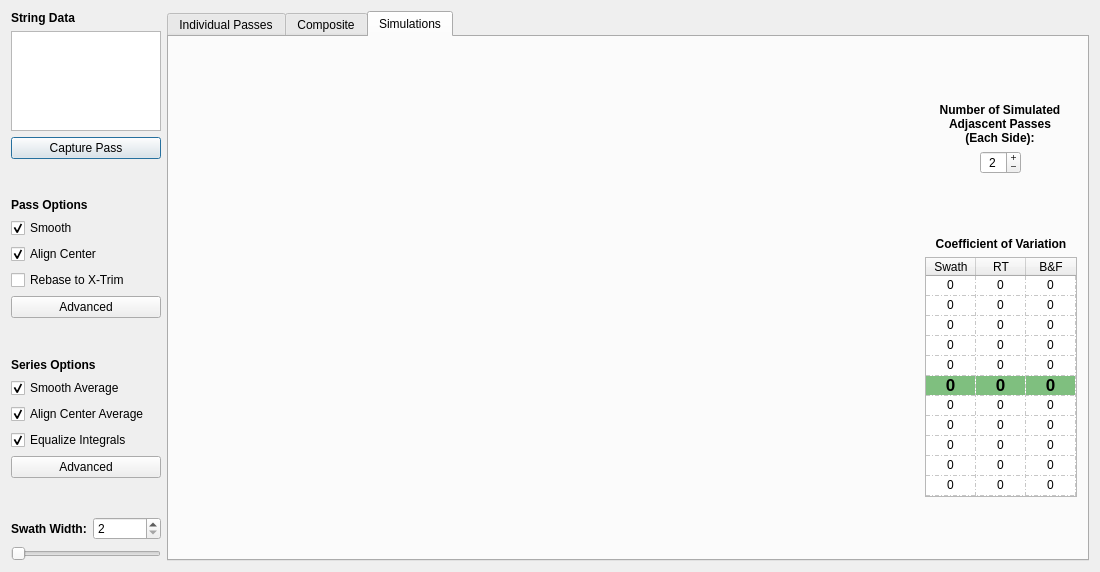
Old version of the form resources/stringMainWidget.ui in the repository gill14/AccuPatt.
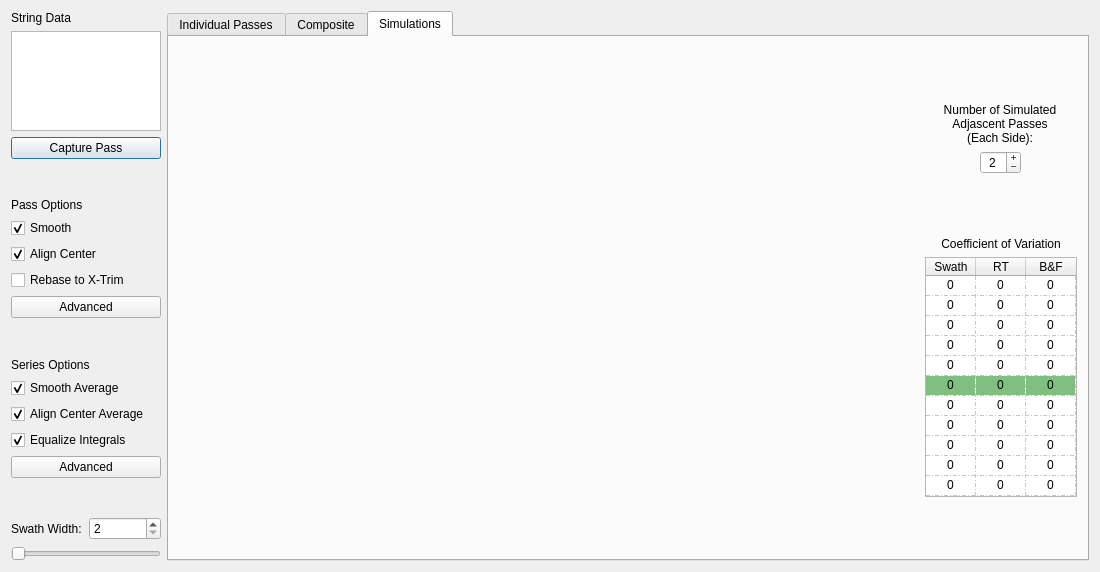
New version of the form. The open tabs and pages were chosen to show the change. Custom widgets are drawn as their Qt base class.

Commit message: unbold all the tings - qt change to default font

Patch:
```diff
--- a/resources/stringMainWidget.ui
+++ b/resources/stringMainWidget.ui
@@ -18,12 +18,6 @@
     <layout class="QVBoxLayout" name="verticalLayout_3">
      <item>
       <widget class="QLabel" name="label_26">
-       <property name="font">
-        <font>
-         <weight>75</weight>
-         <bold>true</bold>
-        </font>
-       </property>
        <property name="text">
         <string>String Data</string>
        </property>
@@ -76,12 +70,6 @@
      </item>
      <item>
       <widget class="QLabel" name="label_31">
-       <property name="font">
-        <font>
-         <weight>75</weight>
-         <bold>true</bold>
-        </font>
-       </property>
        <property name="text">
         <string>Pass Options</string>
        </property>
@@ -154,12 +142,6 @@
      </item>
      <item>
       <widget class="QLabel" name="label_6">
-       <property name="font">
-        <font>
-         <weight>75</weight>
-         <bold>true</bold>
-        </font>
-       </property>
        <property name="text">
         <string>Series Options</string>
        </property>
@@ -243,12 +225,6 @@
            <verstretch>0</verstretch>
           </sizepolicy>
          </property>
-         <property name="font">
-          <font>
-           <weight>75</weight>
-           <bold>true</bold>
-          </font>
-         </property>
          <property name="text">
           <string>Swath Width:</string>
          </property>
@@ -437,12 +413,6 @@
              <height>16777215</height>
             </size>
            </property>
-           <property name="font">
-            <font>
-             <weight>75</weight>
-             <bold>true</bold>
-            </font>
-           </property>
            <property name="frameShape">
             <enum>QFrame::NoFrame</enum>
            </property>
@@ -516,12 +486,6 @@
              <verstretch>0</verstretch>
             </sizepolicy>
            </property>
-           <property name="font">
-            <font>
-             <weight>75</weight>
-             <bold>true</bold>
-            </font>
-           </property>
            <property name="text">
             <string>Coefficient of Variation</string>
            </property>
@@ -808,13 +772,6 @@
             <property name="text">
              <string>0</string>
             </property>
-            <property name="font">
-             <font>
-              <pointsize>13</pointsize>
-              <weight>75</weight>
-              <bold>true</bold>
-             </font>
-            </property>
             <property name="textAlignment">
              <set>AlignCenter</set>
             </property>
@@ -832,13 +789,6 @@
             <property name="text">
              <string>0</string>
             </property>
-            <property name="font">
-             <font>
-              <pointsize>13</pointsize>
-              <weight>75</weight>
-              <bold>true</bold>
-             </font>
-            </property>
             <property name="textAlignment">
              <set>AlignCenter</set>
             </property>
@@ -856,13 +806,6 @@
             <property name="text">
              <string>0</string>
             </property>
-            <property name="font">
-             <font>
-              <pointsize>13</pointsize>
-              <weight>75</weight>
-              <bold>true</bold>
-             </font>
-            </property>
             <property name="textAlignment">
              <set>AlignCenter</set>
             </property>
```
The commit also changes 3 other files.
